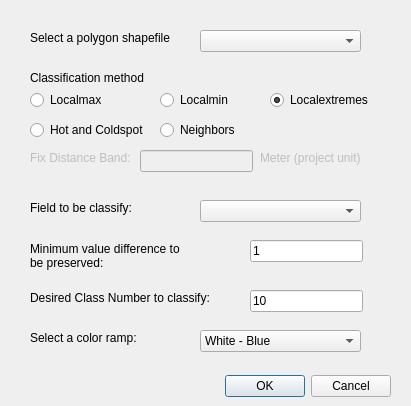
This is aChor_dialog_base.ui in Ariel505/aChor as Qt 5 draws it before an edit. The edited form follows.
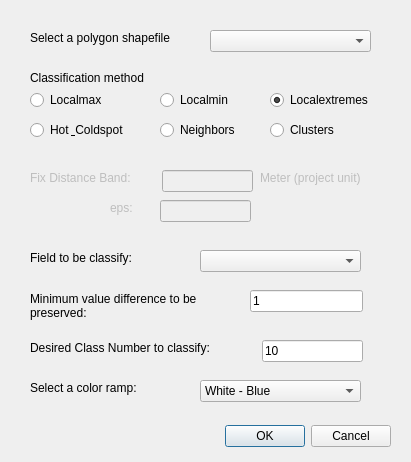
This is the edited form.

Commit message:
Update Cluster method
For QGIS 3 only

Patch:
```diff
--- a/aChor_dialog_base.ui
+++ b/aChor_dialog_base.ui
@@ -7,7 +7,7 @@
     <x>0</x>
     <y>0</y>
     <width>411</width>
-    <height>406</height>
+    <height>462</height>
    </rect>
   </property>
   <property name="windowTitle">
@@ -17,7 +17,7 @@
    <property name="geometry">
     <rect>
      <x>50</x>
-     <y>370</y>
+     <y>420</y>
      <width>341</width>
      <height>32</height>
     </rect>
@@ -34,7 +34,7 @@
     <rect>
      <x>30</x>
      <y>30</y>
-     <width>161</width>
+     <width>181</width>
      <height>16</height>
     </rect>
    </property>
@@ -45,7 +45,7 @@
   <widget class="QComboBox" name="layerListCombo">
    <property name="geometry">
     <rect>
-     <x>200</x>
+     <x>210</x>
      <y>30</y>
      <width>161</width>
      <height>22</height>
@@ -56,8 +56,8 @@
    <property name="geometry">
     <rect>
      <x>30</x>
-     <y>290</y>
-     <width>191</width>
+     <y>340</y>
+     <width>221</width>
      <height>16</height>
     </rect>
    </property>
@@ -69,8 +69,8 @@
    <property name="geometry">
     <rect>
      <x>30</x>
-     <y>240</y>
-     <width>161</width>
+     <y>290</y>
+     <width>191</width>
      <height>31</height>
     </rect>
    </property>
@@ -85,7 +85,7 @@
    <property name="geometry">
     <rect>
      <x>30</x>
-     <y>200</y>
+     <y>250</y>
      <width>141</width>
      <height>16</height>
     </rect>
@@ -98,7 +98,7 @@
    <property name="geometry">
     <rect>
      <x>200</x>
-     <y>200</y>
+     <y>250</y>
      <width>161</width>
      <height>22</height>
     </rect>
@@ -108,8 +108,8 @@
    <property name="geometry">
     <rect>
      <x>30</x>
-     <y>330</y>
-     <width>121</width>
+     <y>380</y>
+     <width>141</width>
      <height>16</height>
     </rect>
    </property>
@@ -120,9 +120,9 @@
   <widget class="QLineEdit" name="lineEdit">
    <property name="geometry">
     <rect>
-     <x>250</x>
-     <y>290</y>
-     <width>113</width>
+     <x>262</x>
+     <y>340</y>
+     <width>101</width>
      <height>22</height>
     </rect>
    </property>
@@ -134,7 +134,7 @@
    <property name="geometry">
     <rect>
      <x>250</x>
-     <y>240</y>
+     <y>290</y>
      <width>113</width>
      <height>22</height>
     </rect>
@@ -170,11 +170,14 @@
    </property>
   </widget>
   <widget class="QRadioButton" name="rdb3">
+   <property name="enabled">
+    <bool>true</bool>
+   </property>
    <property name="geometry">
     <rect>
      <x>270</x>
      <y>90</y>
-     <width>111</width>
+     <width>121</width>
      <height>20</height>
     </rect>
    </property>
@@ -202,7 +205,7 @@
    <property name="geometry">
     <rect>
      <x>200</x>
-     <y>330</y>
+     <y>380</y>
      <width>161</width>
      <height>22</height>
     </rect>
@@ -228,12 +231,12 @@
     <rect>
      <x>30</x>
      <y>120</y>
-     <width>131</width>
+     <width>141</width>
      <height>20</height>
     </rect>
    </property>
    <property name="text">
-    <string>Hot and Coldspot</string>
+    <string>Hot &amp; Coldspot</string>
    </property>
   </widget>
   <widget class="QLabel" name="label_5">
@@ -243,7 +246,7 @@
    <property name="geometry">
     <rect>
      <x>30</x>
-     <y>150</y>
+     <y>170</y>
      <width>121</width>
      <height>16</height>
     </rect>
@@ -258,9 +261,9 @@
    </property>
    <property name="geometry">
     <rect>
-     <x>140</x>
-     <y>150</y>
-     <width>113</width>
+     <x>162</x>
+     <y>170</y>
+     <width>91</width>
      <height>22</height>
     </rect>
    </property>
@@ -272,8 +275,8 @@
    <property name="geometry">
     <rect>
      <x>260</x>
-     <y>150</y>
-     <width>121</width>
+     <y>170</y>
+     <width>141</width>
      <height>16</height>
     </rect>
    </property>
@@ -294,6 +297,51 @@
     <string>Neighbors</string>
    </property>
   </widget>
+  <widget class="QRadioButton" name="rdb6">
+   <property name="geometry">
+    <rect>
+     <x>270</x>
+     <y>120</y>
+     <width>95</width>
+     <height>20</height>
+    </rect>
+   </property>
+   <property name="text">
+    <string>Clusters</string>
+   </property>
+   <property name="autoExclusive">
+    <bool>true</bool>
+   </property>
+  </widget>
+  <widget class="QLabel" name="label_8">
+   <property name="enabled">
+    <bool>false</bool>
+   </property>
+   <property name="geometry">
+    <rect>
+     <x>110</x>
+     <y>200</y>
+     <width>51</width>
+     <height>16</height>
+    </rect>
+   </property>
+   <property name="text">
+    <string>eps:</string>
+   </property>
+  </widget>
+  <widget class="QLineEdit" name="lineps">
+   <property name="enabled">
+    <bool>false</bool>
+   </property>
+   <property name="geometry">
+    <rect>
+     <x>160</x>
+     <y>200</y>
+     <width>91</width>
+     <height>22</height>
+    </rect>
+   </property>
+  </widget>
  </widget>
  <resources/>
  <connections>
```
The commit also changes 4 other files.
